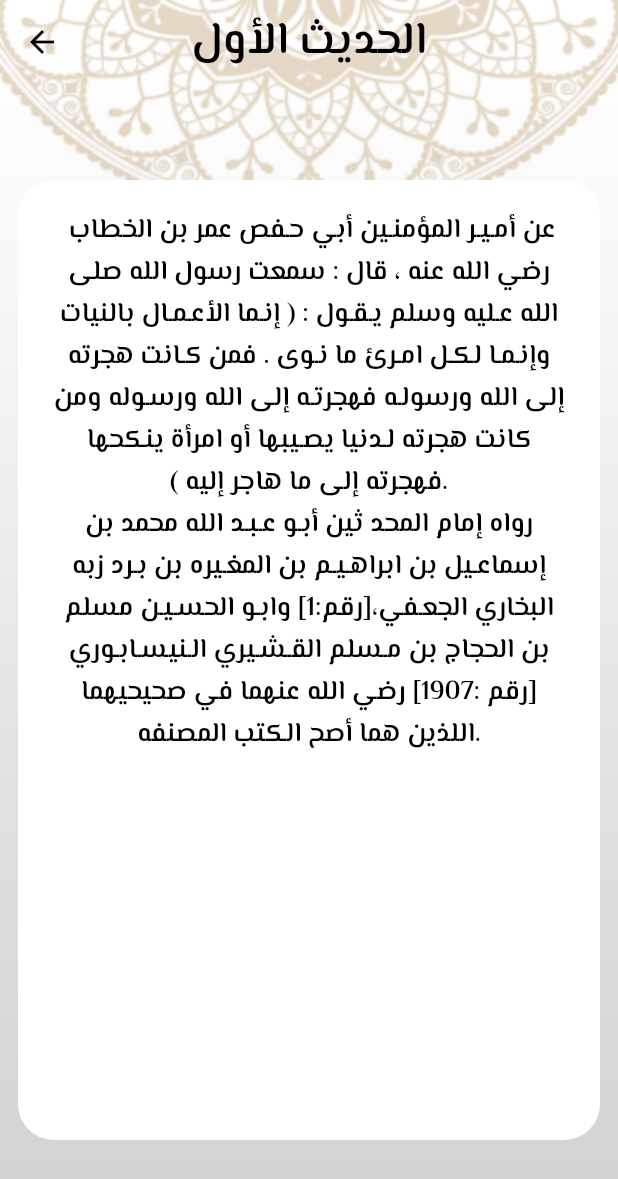
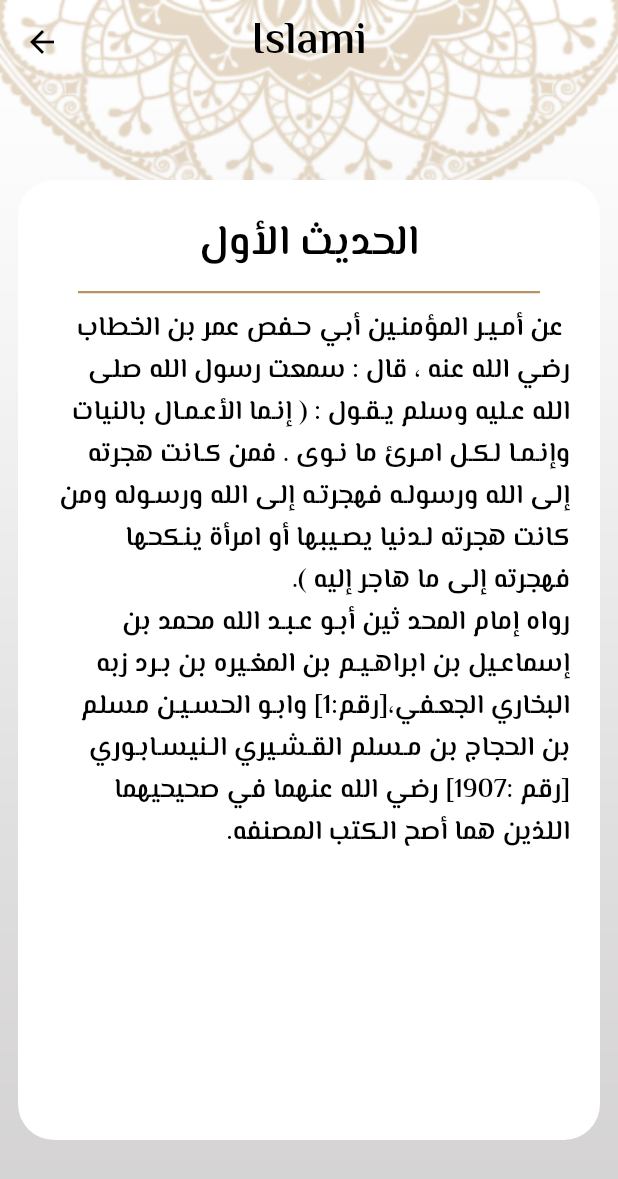
Before and after one commit to Abdelrahmanorabi/islami_app, a Flutter app: the HadethTab widget shown alone on an empty page, opened directly, after a tap on "الحديث الأول", on a phone screen of 412 x 824 dp. Shown: the top 1179 px of the screen. Run offline on Flutter 3.47's test engine with Material 2 defaults, Android fonts, the phone set to English and light mode, and no system bars.

Commit message:
add some changes into  quran tabs , hadeth tabs

```diff
--- a/lib/home/hadeth/hadeth_details_screen.dart
+++ b/lib/home/hadeth/hadeth_details_screen.dart
@@ -1,4 +1,6 @@
 import 'package:flutter/material.dart';
+
+import '../../my_theme.dart';
 
 class HadethDetailsScreen extends StatefulWidget {
   static const String routeName = 'hadeth-details';
@@ -23,7 +25,7 @@ class _hadethStatScreen extends State<HadethDetailsScreen> {
               ))),
       child: Scaffold(
         appBar: AppBar(
-          title: Text(args.title),
+          title: Text('Islami'),
         ),
         body: Container(
           margin: const EdgeInsets.symmetric(horizontal: 12, vertical: 64),
@@ -33,12 +35,25 @@ class _hadethStatScreen extends State<HadethDetailsScreen> {
             color: Colors.white,
             borderRadius: BorderRadius.circular(24),
           ),
-          child: SingleChildScrollView(
-            child: Text(
-              args.content,
-              style: Theme.of(context).textTheme.bodyText1,
-              textAlign: TextAlign.center,
-            ),
+          child: Column(
+            children: [
+              Text(args.title,style: Theme.of(context).textTheme.headline4,),
+              Container(
+                margin: const EdgeInsets.symmetric(horizontal: 20,vertical: 10),
+                width: double.infinity,
+                height: 1.5,
+                color: MyTheme.primaryColor,
+              ),
+              Expanded(
+                child: SingleChildScrollView(
+                  child: Text(
+                    args.content,
+                    style: Theme.of(context).textTheme.bodyText1,
+                    textDirection: TextDirection.rtl,
+                  ),
+                ),
+              ),
+            ],
           ),
         ),
       ),
--- a/lib/home/hadeth/hadeth_tab.dart
+++ b/lib/home/hadeth/hadeth_tab.dart
@@ -54,7 +54,8 @@ class _HadethTabState extends State<HadethTab> {
                       BorderSide(color: MyTheme.primaryColor, width: 2)),
             ),
             child: Text('Names', style: Theme.of(context).textTheme.headline4)),
-        Expanded(
+        (hadethList.isEmpty)? const CircularProgressIndicator():
+         Expanded(
             child: ListView.separated(
                 itemCount: hadethList.length,
                 itemBuilder: (context, int index) {
@@ -65,7 +66,8 @@ class _HadethTabState extends State<HadethTab> {
                 return Container(
                   margin: const EdgeInsets.symmetric(horizontal: 64),
                   width: double.infinity,
-                  height: 10,
+                  height: 1.5,
+                  color: MyTheme.primaryColor,
                 );
               },
 
```
Also changed, not shown: lib/home/quran/sura_details.dart (+14 -1 lines).
